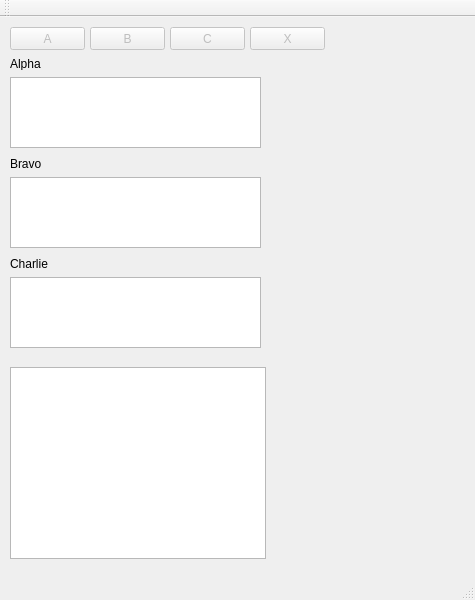
cdur00q/GhostReconPlatoonSetupTool, file platoonsetup.ui: the form before one commit.
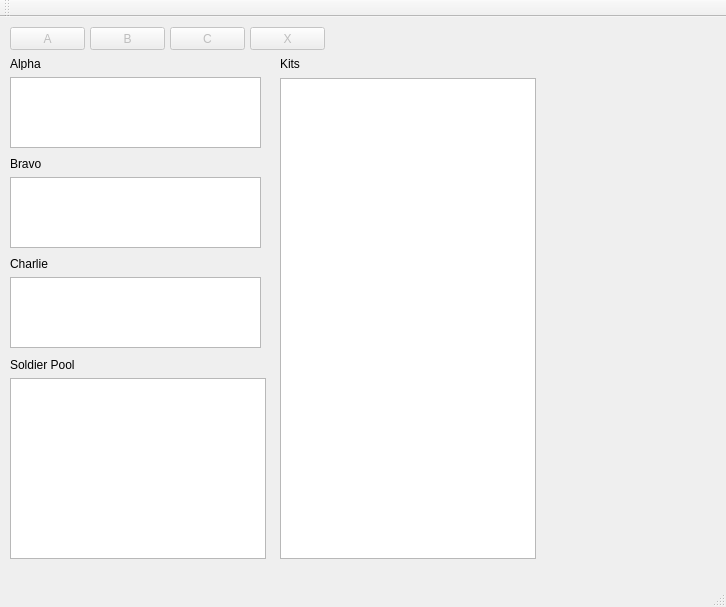
The form after the commit.

What changed in the file:
```diff
--- a/platoonsetup.ui
+++ b/platoonsetup.ui
@@ -6,8 +6,8 @@
    <rect>
     <x>0</x>
     <y>0</y>
-    <width>475</width>
-    <height>600</height>
+    <width>726</width>
+    <height>607</height>
    </rect>
   </property>
   <property name="windowTitle">
@@ -21,9 +21,9 @@
     <property name="geometry">
      <rect>
       <x>10</x>
-      <y>350</y>
+      <y>361</y>
       <width>256</width>
-      <height>192</height>
+      <height>181</height>
      </rect>
     </property>
    </widget>
@@ -160,6 +160,42 @@
      </rect>
     </property>
    </widget>
+   <widget class="QListWidget" name="lwKits">
+    <property name="geometry">
+     <rect>
+      <x>280</x>
+      <y>61</y>
+      <width>256</width>
+      <height>481</height>
+     </rect>
+    </property>
+   </widget>
+   <widget class="QLabel" name="label_4">
+    <property name="geometry">
+     <rect>
+      <x>280</x>
+      <y>40</y>
+      <width>47</width>
+      <height>13</height>
+     </rect>
+    </property>
+    <property name="text">
+     <string>Kits</string>
+    </property>
+   </widget>
+   <widget class="QLabel" name="label_5">
+    <property name="geometry">
+     <rect>
+      <x>10</x>
+      <y>340</y>
+      <width>71</width>
+      <height>16</height>
+     </rect>
+    </property>
+    <property name="text">
+     <string>Soldier Pool</string>
+    </property>
+   </widget>
   </widget>
   <widget class="QMenuBar" name="menuBar">
    <property name="geometry">
```
Left out of the diff: 2 changed lines with no effect on the pictures.
